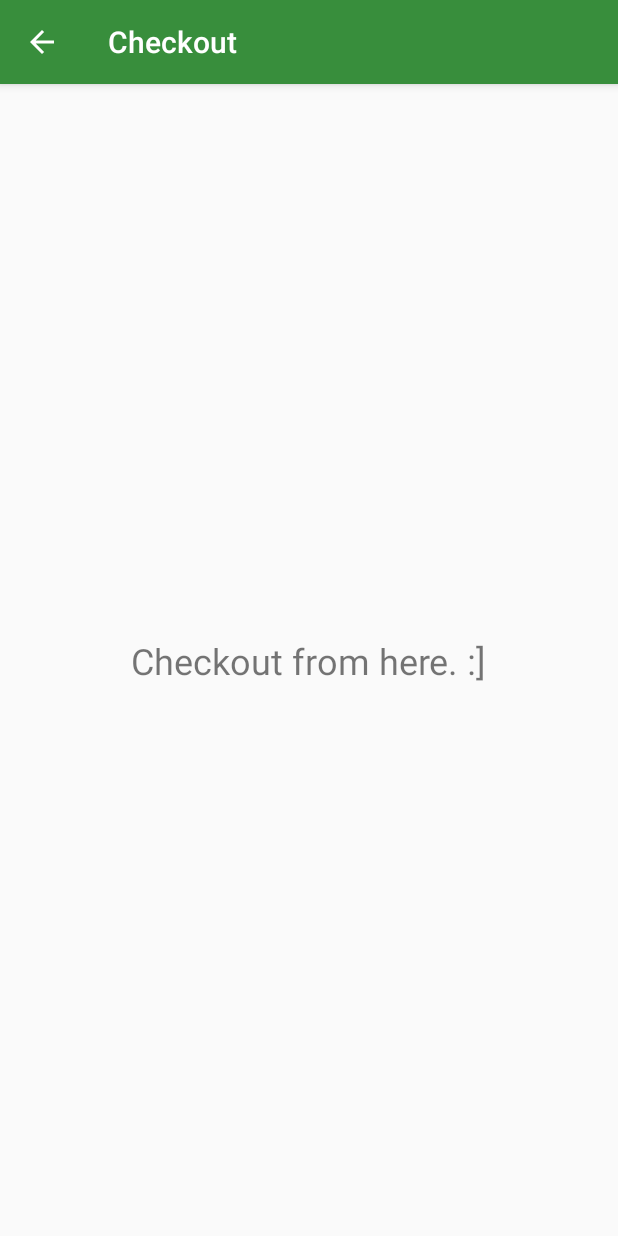
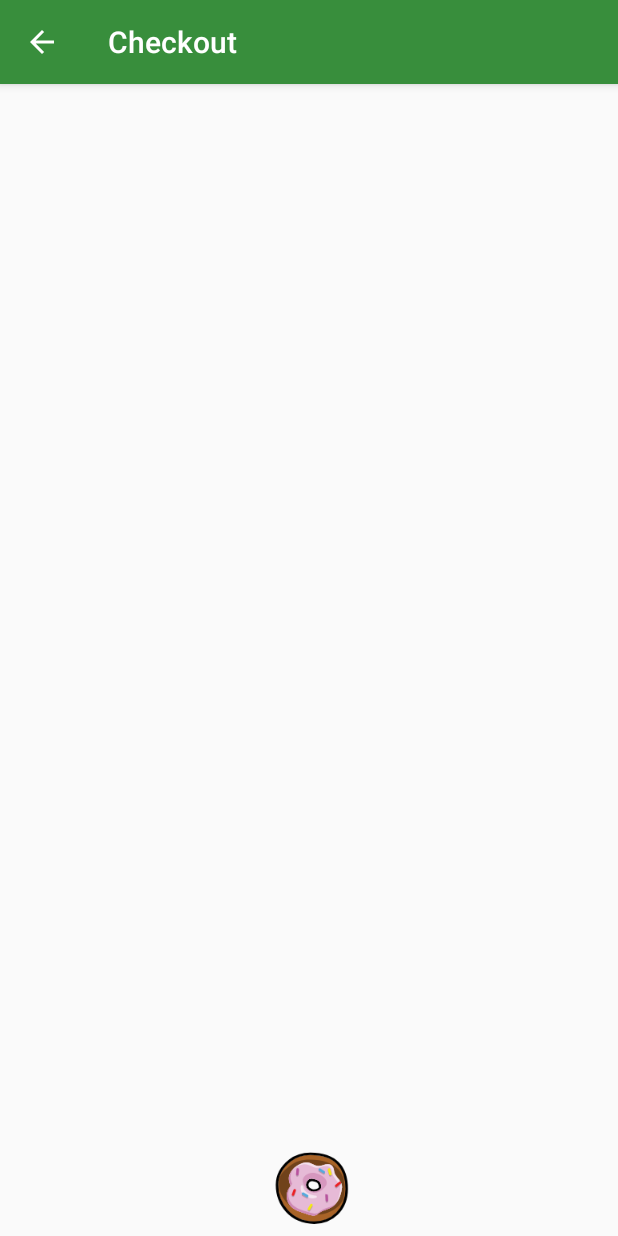
Before and after one commit to rvd2pwipwip/RWAnimations, an Android app: the CheckoutActivity screen opened directly, with no data from a screen before it, on a phone screen of 412 x 824 dp. Run offline under Robolectric (Android 15) with nearby library versions, the phone set to English and light mode, and no system bars.

```diff
--- a/app/build.gradle
+++ b/app/build.gradle
@@ -33,4 +33,5 @@ dependencies {
   implementation 'com.google.code.gson:gson:2.8.1'
   implementation 'org.greenrobot:eventbus:3.1.1'
   implementation 'com.airbnb.android:lottie:2.3.0'
+  implementation "com.android.support:support-dynamic-animation:$support_lib_version"
 }
--- a/app/src/main/java/com/raywenderlich/android/foodmart/ui/checkout/CheckoutActivity.kt
+++ b/app/src/main/java/com/raywenderlich/android/foodmart/ui/checkout/CheckoutActivity.kt
@@ -34,10 +34,28 @@ package com.raywenderlich.android.foodmart.ui.checkout
 import android.content.Context
 import android.content.Intent
 import android.os.Bundle
+import android.support.animation.DynamicAnimation
+import android.support.animation.SpringAnimation
+import android.support.animation.SpringForce
 import android.support.v7.app.AppCompatActivity
+import android.view.MotionEvent
 import com.raywenderlich.android.foodmart.R
+import kotlinx.android.synthetic.main.activity_checkout.*
 
 class CheckoutActivity : AppCompatActivity() {
+
+  private var xPositionDiff = 0f
+
+  private val springForce: SpringForce by lazy {
+    SpringForce(0f).apply {
+      stiffness = SpringForce.STIFFNESS_MEDIUM
+      dampingRatio = SpringForce.DAMPING_RATIO_HIGH_BOUNCY
+    }
+  }
+
+  private val springAnimationX: SpringAnimation by lazy {
+    SpringAnimation(donut, DynamicAnimation.TRANSLATION_X).setSpring(springForce)
+  }
 
   companion object {
     fun newIntent(context: Context) = Intent(context, CheckoutActivity::class.java)
@@ -48,5 +66,25 @@ class CheckoutActivity : AppCompatActivity() {
     setContentView(R.layout.activity_checkout)
 
     title = getString(R.string.checkout_title)
+
+    setupTouchListener()
+  }
+
+  private fun setupTouchListener() {
+    donut.setOnTouchListener { view, motionEvent ->
+      when (motionEvent?.action) {
+        MotionEvent.ACTION_DOWN -> {
+          xPositionDiff = motionEvent.rawX - view.x
+          springAnimationX.cancel()
+        }
+        MotionEvent.ACTION_MOVE -> {
+          donut.x = motionEvent.rawX - xPositionDiff
+        }
+        MotionEvent.ACTION_UP -> {
+          springAnimationX.start()
+        }
+      }
+      true
+    }
   }
 }
--- a/app/src/main/res/layout/activity_checkout.xml
+++ b/app/src/main/res/layout/activity_checkout.xml
@@ -6,15 +6,14 @@
     android:layout_height="match_parent"
     tools:context="com.raywenderlich.android.foodmart.ui.checkout.CheckoutActivity">
 
-  <TextView
-    android:layout_width="wrap_content"
-    android:layout_height="wrap_content"
-    android:text="@string/checkout_from_here"
-    android:textSize="@dimen/empty_state_text_size"
+    <ImageView
+        android:id="@+id/donut"
+        android:layout_width="@dimen/donut_size"
+        android:layout_height="@dimen/donut_size"
+        android:contentDescription="@string/donut_description"
+        android:src="@drawable/food_donut"
         app:layout_constraintBottom_toBottomOf="parent"
         app:layout_constraintEnd_toEndOf="parent"
-    app:layout_constraintStart_toStartOf="parent"
-    app:layout_constraintTop_toTopOf="parent"
-    tools:visibility="visible" />
+        app:layout_constraintStart_toStartOf="parent" />
 
 </android.support.constraint.ConstraintLayout>
--- a/app/src/main/res/values/dimens.xml
+++ b/app/src/main/res/values/dimens.xml
@@ -17,4 +17,5 @@
   <dimen name="payment_method_size">100dp</dimen>
   <dimen name="payment_method_container_height">160dp</dimen>
     <dimen name="fave_size">48dp</dimen>
+    <dimen name="donut_size">64dp</dimen>
 </resources>
--- a/app/src/main/res/values/strings.xml
+++ b/app/src/main/res/values/strings.xml
@@ -19,4 +19,5 @@
   <string name="categories">Categories</string>
   <string name="close_payment_methods">Close Payment Methods</string>
   <string name="happy_monster">Happy Monster</string>
+    <string name="donut_description">donut</string>
 </resources>
```
Also changed, not shown: 1 other file. Lines whose indentation alone changed are shown as unchanged.
